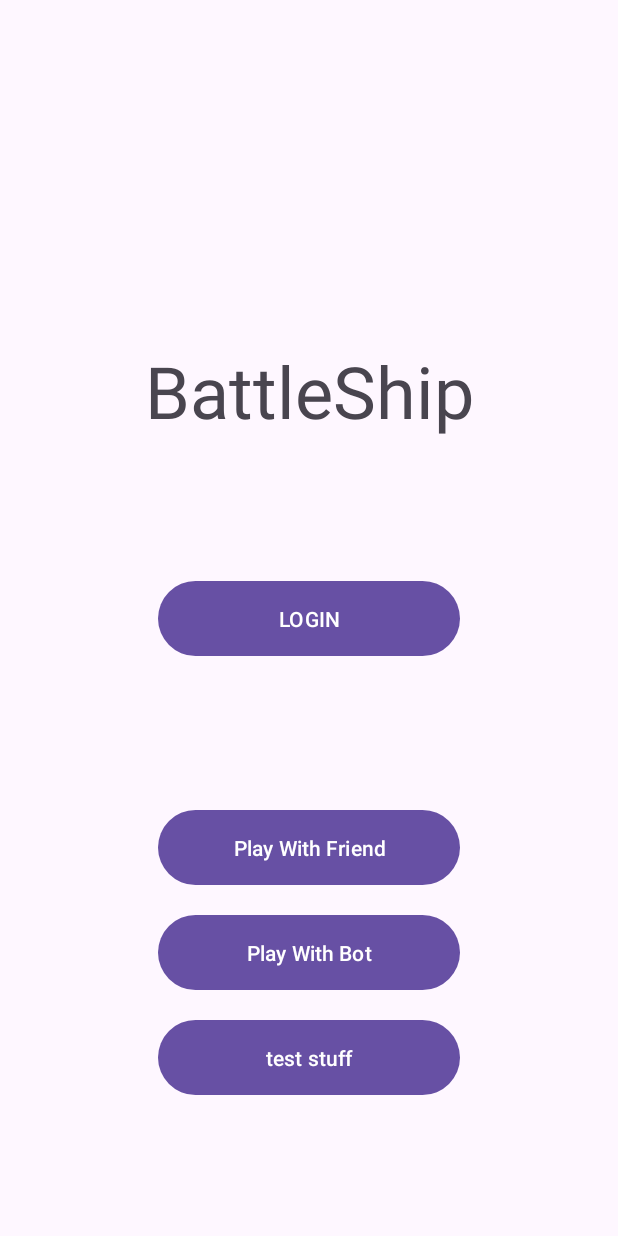
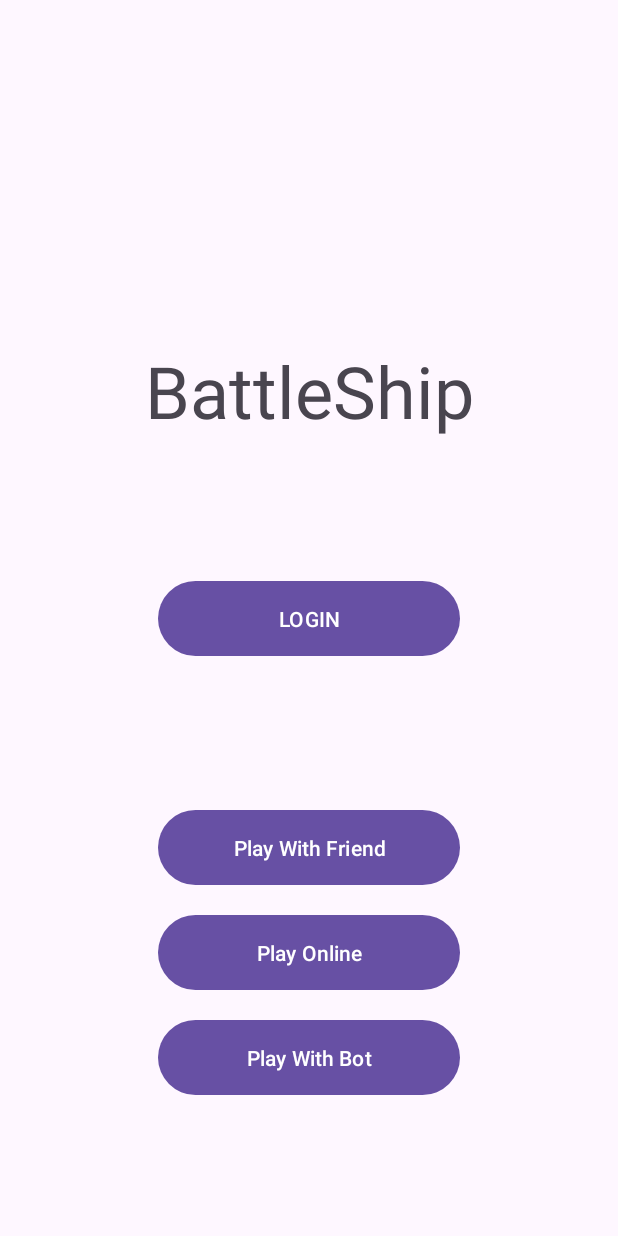
Before and after one commit to CS5520Summer2024Feinberg/final-project-finalproject-group11, an Android app: the screen it shows after launch (MainActivity), on a phone screen of 412 x 824 dp. Run offline under Robolectric (Android 15) with nearby library versions, the phone set to English and light mode, and no system bars; our stand-ins replace Firebase (no records; nobody signed in at launch, a user with empty details on screens opened directly).

Commit message:
fix button location

```diff
--- a/app/src/main/res/layout/activity_main.xml
+++ b/app/src/main/res/layout/activity_main.xml
@@ -40,11 +40,11 @@
         app:layout_constraintVertical_bias="0.7" />
 
     <Button
-        android:id="@+id/play_bot_btn"
+        android:id="@+id/play_online_btn"
         android:layout_width="201dp"
         android:layout_height="58dp"
         android:layout_marginTop="12dp"
-        android:text="Play With Bot"
+        android:text="Play Online"
         app:layout_constraintEnd_toEndOf="parent"
         app:layout_constraintStart_toStartOf="parent"
         app:layout_constraintTop_toBottomOf="@+id/play_friend_btn" />
@@ -54,9 +54,9 @@
         android:layout_width="201dp"
         android:layout_height="58dp"
         android:layout_marginTop="12dp"
-        android:text="test stuff"
+        android:text="Play With Bot"
         app:layout_constraintEnd_toEndOf="parent"
         app:layout_constraintStart_toStartOf="parent"
-        app:layout_constraintTop_toBottomOf="@+id/play_bot_btn" />
+        app:layout_constraintTop_toBottomOf="@+id/play_online_btn" />
 
 </androidx.constraintlayout.widget.ConstraintLayout>
```
